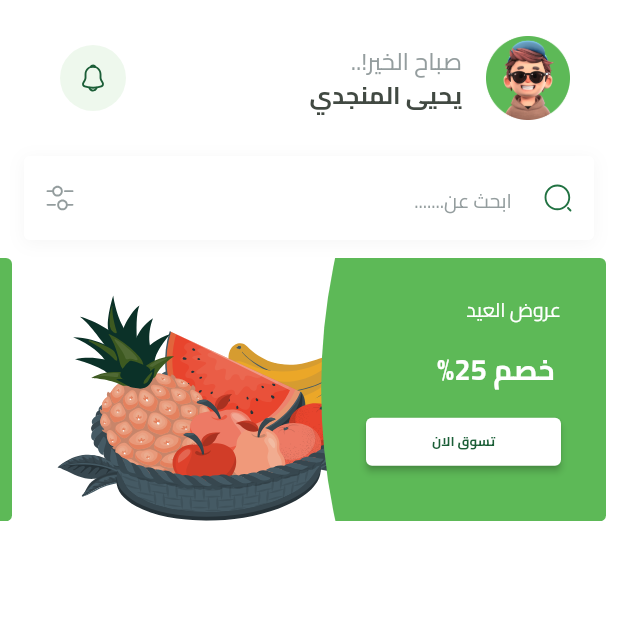
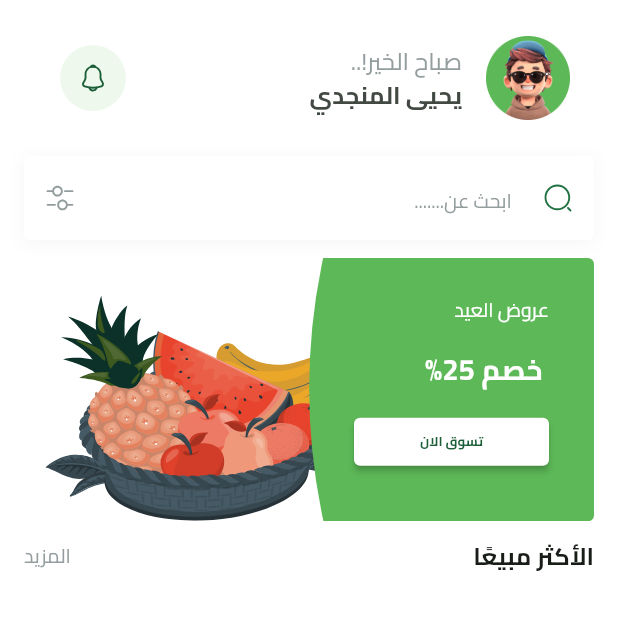
Before and after one commit to yahyaalmongdie/fruits_app, a Flutter app: the HomeView screen opened by its route, on a phone screen of 412 x 824 dp, the top half of it. Run offline on Flutter 3.47's test engine with Material 3 defaults, Android fonts, the phone set to English and light mode, and no system bars; our stand-ins replace bloc, cloud_firestore, dartz, dots_indicator, equatable, firebase_auth and 9 more; missing offline and left inert: flutter_facebook_auth; accounts and stored records are empty; project files that could hold a hidden picture were left out.

Commit message:
create best selling header

```diff
--- /dev/null
+++ b/lib/features/home/presentation/view/widgets/best_selling_header.dart
@@ -0,0 +1,24 @@
+import 'package:flutter/material.dart';
+import 'package:fruits_app/core/utils/app_text_styles.dart';
+
+class BestSellingHeader extends StatelessWidget {
+  const BestSellingHeader({super.key});
+
+  @override
+  Widget build(BuildContext context) {
+    return Row(
+      children: [
+        Text(
+          "الأكثر مبيعًا",
+          style: AppTextStyles.bold16(context: context),
+        ),
+        const Spacer(),
+        Text(
+          " المزيد",
+          style: AppTextStyles.regular13(context: context)
+              .copyWith(color: const Color(0xff949D9E)),
+        ),
+      ],
+    );
+  }
+}
--- a/lib/features/home/presentation/view/widgets/featured_list.dart
+++ b/lib/features/home/presentation/view/widgets/featured_list.dart
@@ -11,10 +11,7 @@ class FeaturedList extends StatelessWidget {
       child: Row(
         children: List.generate(
             4,
-            (index) => const Padding(
-                  padding: EdgeInsets.symmetric(horizontal: 8),
-                  child: FeaturedItem(),
-                )),
+            (index) => const FeaturedItem()),
       ),
     );
   }
--- a/lib/features/home/presentation/view/widgets/home_view_body.dart
+++ b/lib/features/home/presentation/view/widgets/home_view_body.dart
@@ -1,6 +1,7 @@
 import 'package:flutter/material.dart';
 import 'package:fruits_app/constants.dart';
 import 'package:fruits_app/core/widgets/search_text_filed.dart';
+import 'package:fruits_app/features/home/presentation/view/widgets/best_selling_header.dart';
 import 'package:fruits_app/features/home/presentation/view/widgets/custom_home_app_bar.dart';
 import 'package:fruits_app/features/home/presentation/view/widgets/featured_list.dart';
 
@@ -27,13 +28,15 @@ class HomeViewBody extends StatelessWidget {
                 SizedBox(
                   height: 12,
                 ),
+                FeaturedList(),
+                SizedBox(
+                  height: 12,
+                ),
+                BestSellingHeader()
               ],
             ),
           ),
         ),
-        SliverToBoxAdapter(
-          child: FeaturedList(),
-        )
       ],
     );
   }
```
